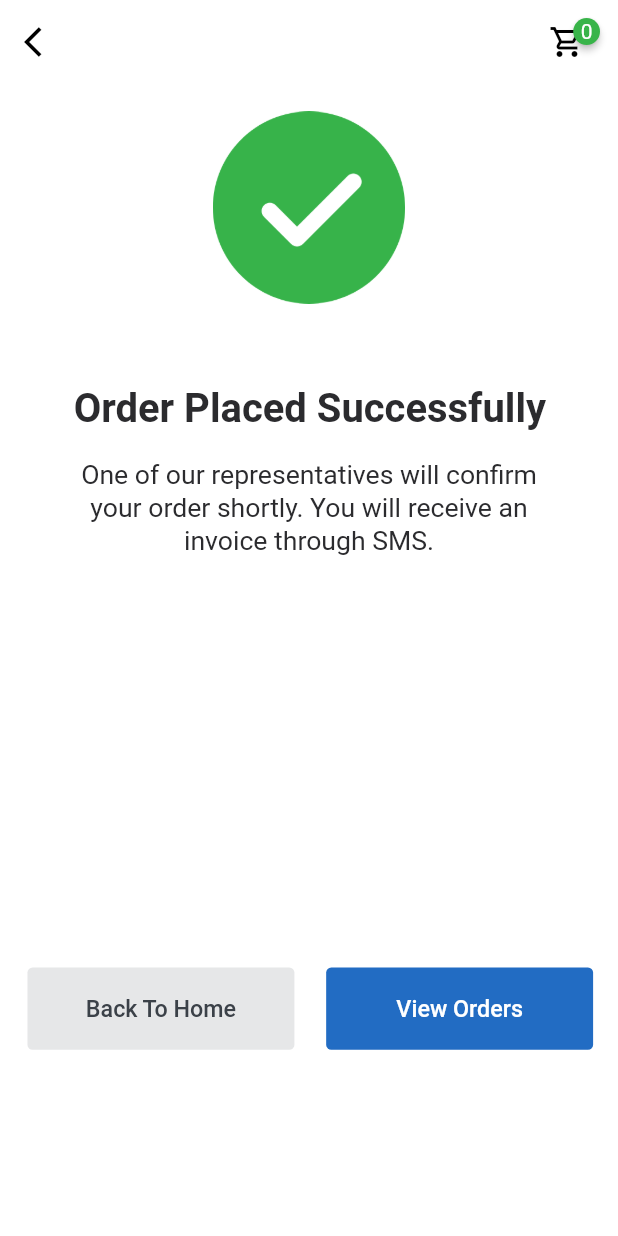
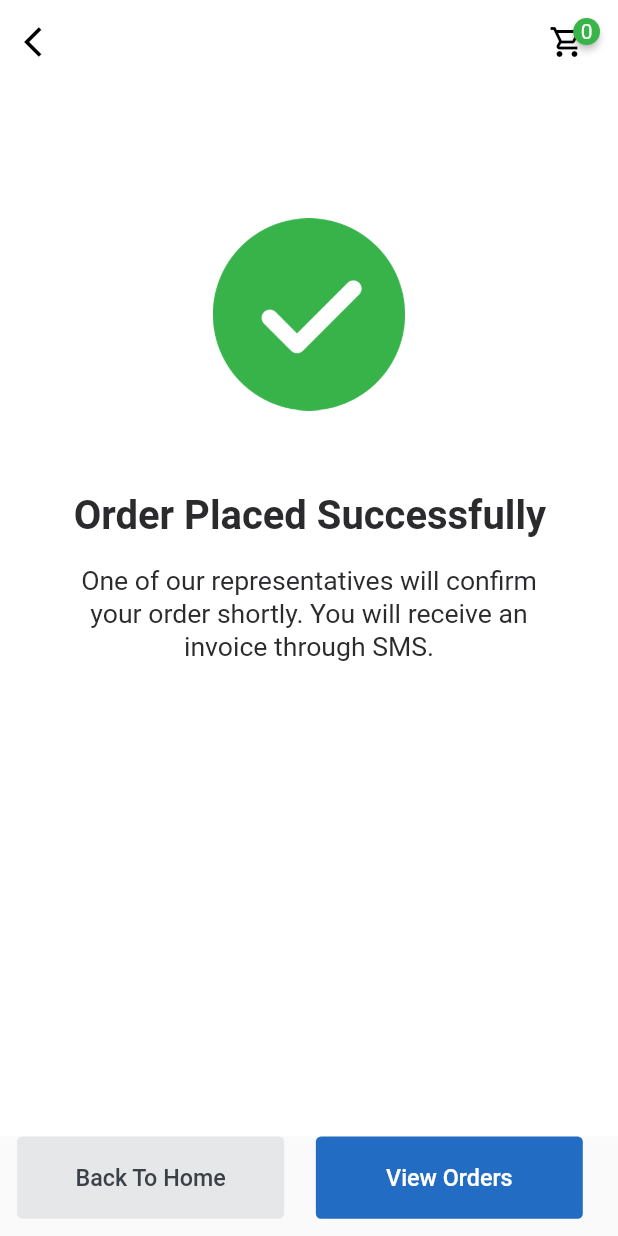
Before and after one commit to giasuddin2548/ePharma, a Flutter app: the SuccessScreen screen opened by its route, on a phone screen of 412 x 824 dp. Run offline on Flutter 3.47's test engine with Material 2 defaults, Android fonts, the phone set to English and light mode, and no system bars; drawn by our look-alikes of badges; our stand-ins replace fluttertoast, get, google_fonts; Roboto replaces fonts that are missing (Aeroport).

Commit message:
minor changed

```diff
--- a/lib/presentationLayer/views/success_screen.dart
+++ b/lib/presentationLayer/views/success_screen.dart
@@ -48,22 +48,23 @@ class SuccessScreen extends StatelessWidget {
       body: Container(
         padding: EdgeInsets.fromLTRB(6*fem, 3*fem, 0*fem, 19*fem),
         width: double.infinity,
-        child: SingleChildScrollView(
+        alignment: Alignment.center,
         child: Column(
           crossAxisAlignment: CrossAxisAlignment.center,
+          mainAxisAlignment: MainAxisAlignment.center,
           children: [
 
-              Container(
-                // mobilesignalC2A (I2:1138;1:250;1:253)
-                margin: EdgeInsets.fromLTRB(0*fem, 0*fem, 3.5*fem, 3*fem),
-                width: 16.5*fem,
-                height: 10*fem,
-                child: Image.asset(
-                  'assets/page-1/images/mobile-signal-LCE.png',
-                  width: 16.5*fem,
-                  height: 10*fem,
-                ),
-              ),
+            // Container(
+            //   // mobilesignalC2A (I2:1138;1:250;1:253)
+            //   margin: EdgeInsets.fromLTRB(0*fem, 0*fem, 3.5*fem, 3*fem),
+            //   width: 16.5*fem,
+            //   height: 10*fem,
+            //   child: Image.asset(
+            //     'assets/page-1/images/mobile-signal-LCE.png',
+            //     width: 16.5*fem,
+            //     height: 10*fem,
+            //   ),
+            // ),
             Container(
               // epsuccessfilledkm4 (2:1168)
               margin: EdgeInsets.fromLTRB(0*fem, 0*fem, 6*fem, 46*fem),
@@ -108,9 +109,12 @@ class SuccessScreen extends StatelessWidget {
                 ),
               ),
             ),
-              Container(
+          ],
+        ),
+      ),
+      bottomSheet: Container(
         // autogroupcr86VcA (74wQ1HNUdNdHTEkddoCR86)
-                margin: EdgeInsets.fromLTRB(10*fem, 0*fem, 14.5*fem, 0*fem),
+        margin: EdgeInsets.fromLTRB(10*fem, 0*fem, 14.5*fem, 10*fem),
         width: double.infinity,
         height: 48*fem,
         child: Row(
@@ -174,10 +178,6 @@ class SuccessScreen extends StatelessWidget {
           ],
         ),
       ),
-            ],
-          ),
-        ),
-      ),
     );
   }
 }
```
Also changed, not shown: pubspec.lock, 5 other files. Lines whose indentation alone changed are shown as unchanged.
